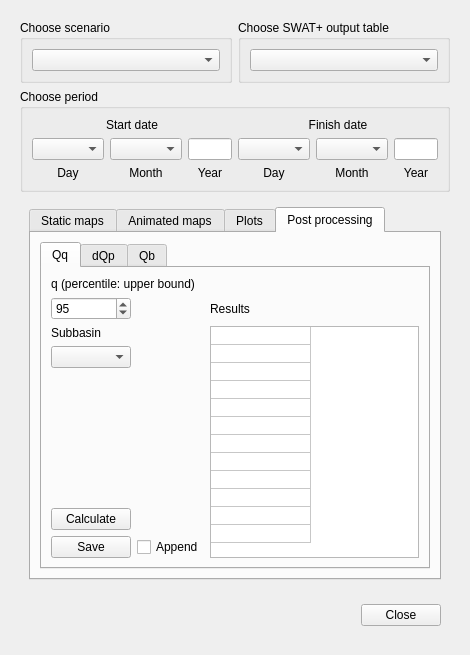
Before: the Qt Designer form QSWATPlus/ui_visualise.ui in swat-model/QSWATPlus, drawn with Qt 5.
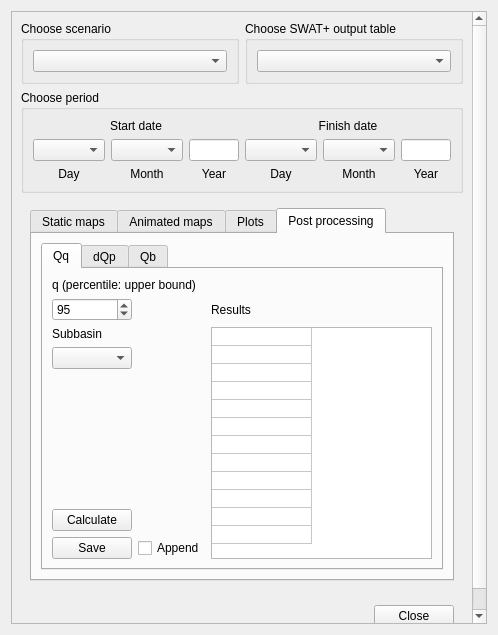
After: the same form once the commit is applied. The open tabs and pages were chosen to show the change. Icons and pictures are not drawn.

Commit message: added scroll bar to visualise form

Diff of the .ui file:
```diff
--- a/QSWATPlus/ui_visualise.ui
+++ b/QSWATPlus/ui_visualise.ui
@@ -6,8 +6,8 @@
    <rect>
     <x>0</x>
     <y>0</y>
-    <width>470</width>
-    <height>630</height>
+    <width>498</width>
+    <height>635</height>
    </rect>
   </property>
   <property name="sizePolicy">
@@ -37,7 +37,31 @@
   </property>
   <layout class="QGridLayout" name="gridLayout_17">
    <item row="0" column="0">
-    <widget class="QWidget" name="widget" native="true">
+    <widget class="QScrollArea" name="scrollArea">
+     <property name="sizePolicy">
+      <sizepolicy hsizetype="Expanding" vsizetype="Expanding">
+       <horstretch>0</horstretch>
+       <verstretch>0</verstretch>
+      </sizepolicy>
+     </property>
+     <property name="maximumSize">
+      <size>
+       <width>16777215</width>
+       <height>16777215</height>
+      </size>
+     </property>
+     <property name="widgetResizable">
+      <bool>true</bool>
+     </property>
+     <widget class="QWidget" name="widget">
+      <property name="geometry">
+       <rect>
+        <x>0</x>
+        <y>0</y>
+        <width>478</width>
+        <height>615</height>
+       </rect>
+      </property>
      <layout class="QGridLayout" name="gridLayout_13">
       <item row="0" column="0">
        <widget class="QGroupBox" name="scenarioBox">
@@ -1727,6 +1751,7 @@
        </widget>
       </item>
      </layout>
+     </widget>
     </widget>
    </item>
   </layout>
```
Left out of the diff: 26 changed lines with no effect on the pictures. Lines whose indentation alone changed are shown as unchanged. The commit also changes 1 other file.
